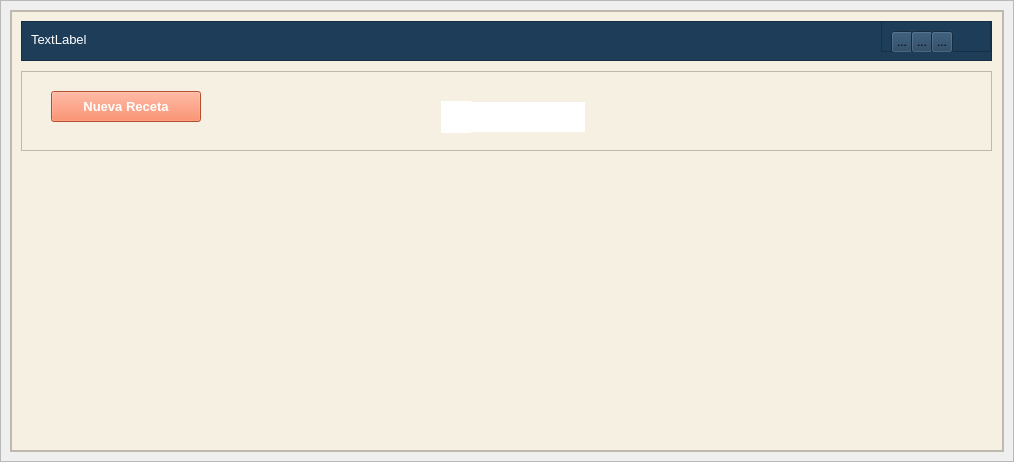
Before: the Qt Designer form ui_files/main_window.ui in carlosfuel/Organizador-Recetas-cf, drawn with Qt 5.
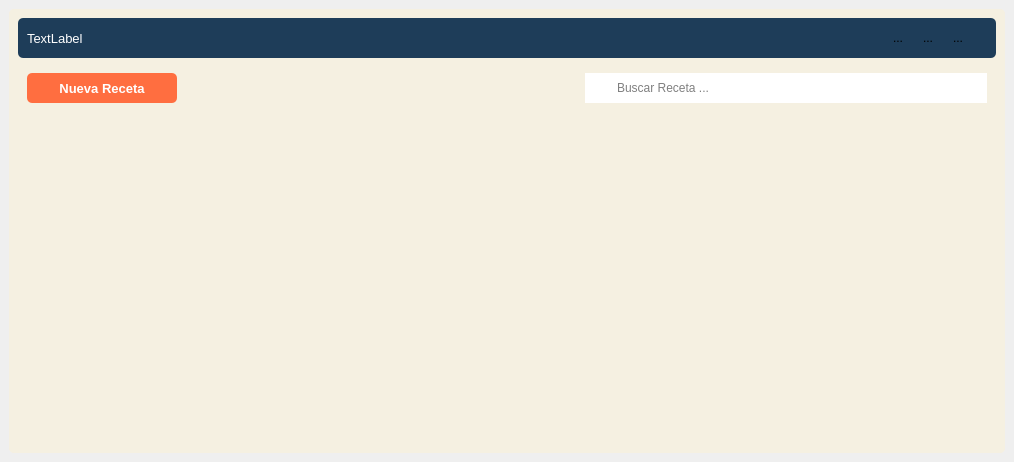
After: the same form once the commit is applied. Icons and pictures are not drawn.

Commit message: confirmado desde linux

The edit to the form file:
```diff
--- a/ui_files/main_window.ui
+++ b/ui_files/main_window.ui
@@ -13,6 +13,9 @@
   <property name="windowTitle">
    <string>Form</string>
   </property>
+  <property name="styleSheet">
+   <string notr="true">border-radius: 5px;</string>
+  </property>
   <layout class="QVBoxLayout" name="verticalLayout">
    <property name="spacing">
     <number>0</number>
@@ -73,14 +76,14 @@
            <property name="frameShadow">
             <enum>QFrame::Shadow::Raised</enum>
            </property>
+           <layout class="QVBoxLayout" name="verticalLayout_4">
+            <item>
            <widget class="QFrame" name="top_bar_frame">
-            <property name="geometry">
-             <rect>
-              <x>10</x>
-              <y>10</y>
-              <width>971</width>
+              <property name="minimumSize">
+               <size>
+                <width>0</width>
               <height>40</height>
-             </rect>
+               </size>
             </property>
             <property name="maximumSize">
              <size>
@@ -97,15 +100,9 @@
             <property name="frameShadow">
              <enum>QFrame::Shadow::Raised</enum>
             </property>
+              <layout class="QHBoxLayout" name="horizontalLayout_3">
+               <item>
             <widget class="QLabel" name="title_label">
-             <property name="geometry">
-              <rect>
-               <x>10</x>
-               <y>10</y>
-               <width>71</width>
-               <height>16</height>
-              </rect>
-             </property>
              <property name="font">
               <font>
                <pointsize>10</pointsize>
@@ -119,15 +116,9 @@
               <string>TextLabel</string>
              </property>
             </widget>
+               </item>
+               <item>
             <widget class="QFrame" name="buttons_holder_frame">
-             <property name="geometry">
-              <rect>
-               <x>860</x>
-               <y>0</y>
-               <width>110</width>
-               <height>31</height>
-              </rect>
-             </property>
              <property name="minimumSize">
               <size>
                <width>0</width>
@@ -150,7 +141,7 @@
               <property name="geometry">
                <rect>
                 <x>10</x>
-                <y>10</y>
+                    <y>0</y>
                 <width>22</width>
                 <height>22</height>
                </rect>
@@ -172,8 +163,8 @@
              <widget class="QToolButton" name="restore_button">
               <property name="geometry">
                <rect>
-                <x>30</x>
-                <y>10</y>
+                    <x>40</x>
+                    <y>0</y>
                 <width>22</width>
                 <height>22</height>
                </rect>
@@ -195,8 +186,8 @@
              <widget class="QToolButton" name="maximize_button">
               <property name="geometry">
                <rect>
-                <x>30</x>
-                <y>10</y>
+                    <x>40</x>
+                    <y>0</y>
                 <width>22</width>
                 <height>22</height>
                </rect>
@@ -218,8 +209,8 @@
              <widget class="QToolButton" name="close_button">
               <property name="geometry">
                <rect>
-                <x>50</x>
-                <y>10</y>
+                    <x>70</x>
+                    <y>0</y>
                 <width>22</width>
                 <height>22</height>
                </rect>
@@ -239,16 +230,12 @@
               </property>
              </widget>
             </widget>
-           </widget>
+               </item>
+              </layout>
+             </widget>
+            </item>
+            <item>
            <widget class="QFrame" name="action_bar_frame">
-            <property name="geometry">
-             <rect>
-              <x>10</x>
-              <y>60</y>
-              <width>971</width>
-              <height>80</height>
-             </rect>
-            </property>
             <property name="minimumSize">
              <size>
               <width>0</width>
@@ -261,15 +248,9 @@
             <property name="frameShadow">
              <enum>QFrame::Shadow::Raised</enum>
             </property>
+              <layout class="QHBoxLayout" name="horizontalLayout_2">
+               <item>
             <widget class="QPushButton" name="new_recipe_button">
-             <property name="geometry">
-              <rect>
-               <x>30</x>
-               <y>20</y>
-               <width>150</width>
-               <height>31</height>
-              </rect>
-             </property>
              <property name="minimumSize">
               <size>
                <width>150</width>
@@ -305,15 +286,21 @@
               </size>
              </property>
             </widget>
-            <widget class="QWidget" name="layoutWidget">
-             <property name="geometry">
-              <rect>
-               <x>420</x>
-               <y>30</y>
-               <width>144</width>
-               <height>32</height>
-              </rect>
-             </property>
+               </item>
+               <item>
+                <spacer name="horizontalSpacer">
+                 <property name="orientation">
+                  <enum>Qt::Orientation::Horizontal</enum>
+                 </property>
+                 <property name="sizeHint" stdset="0">
+                  <size>
+                   <width>40</width>
+                   <height>20</height>
+                  </size>
+                 </property>
+                </spacer>
+               </item>
+               <item>
              <layout class="QHBoxLayout" name="horizontalLayout">
               <property name="spacing">
                <number>0</number>
@@ -363,11 +350,20 @@
                  <string notr="true">background-color: white;
 border-radius: 0px;</string>
                 </property>
+                   <property name="placeholderText">
+                    <string>Buscar Receta ...</string>
+                   </property>
                </widget>
               </item>
              </layout>
-            </widget>
-           </widget>
+               </item>
+              </layout>
+             </widget>
+            </item>
+            <item>
+             <widget class="QTableWidget" name="recipes_table"/>
+            </item>
+           </layout>
           </widget>
          </item>
         </layout>
```
Lines whose indentation alone changed are shown as unchanged. The commit also changes 1 other file.
